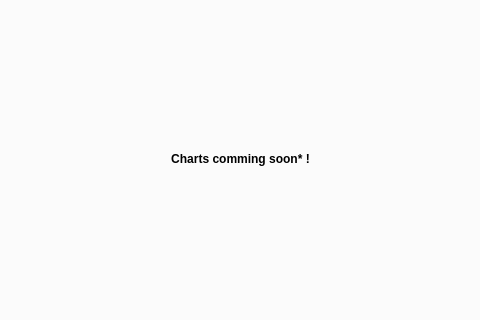
Qt form picsou/ui/mainwindow.ui (koromodako/picsou) before a commit; both pictures show x 473 to 953 and y 150 to 470 of the 1143 by 588 pixel window.
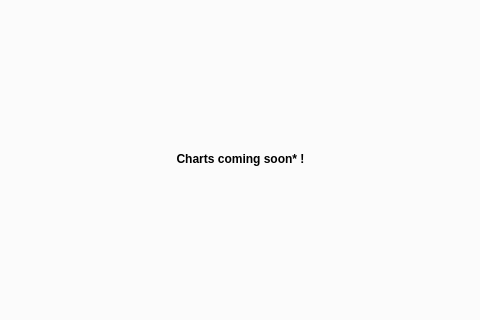
The same form after that commit. The open tabs and pages were chosen to show the change. Icons and pictures are not drawn.

```diff
--- a/picsou/ui/mainwindow.ui
+++ b/picsou/ui/mainwindow.ui
@@ -58,7 +58,7 @@
         <item>
          <widget class="QLabel" name="label">
           <property name="text">
-           <string>&lt;html&gt;&lt;head/&gt;&lt;body&gt;&lt;p align=&quot;center&quot;&gt;&lt;span style=&quot; font-weight:600;&quot;&gt;Charts comming soon* !&lt;/span&gt;&lt;/p&gt;&lt;/body&gt;&lt;/html&gt;</string>
+           <string>&lt;html&gt;&lt;head/&gt;&lt;body&gt;&lt;p align=&quot;center&quot;&gt;&lt;span style=&quot; font-weight:600;&quot;&gt;Charts coming soon* !&lt;/span&gt;&lt;/p&gt;&lt;/body&gt;&lt;/html&gt;</string>
           </property>
          </widget>
         </item>
```
Left out of the diff: 2 changed lines with no effect on the pictures.
